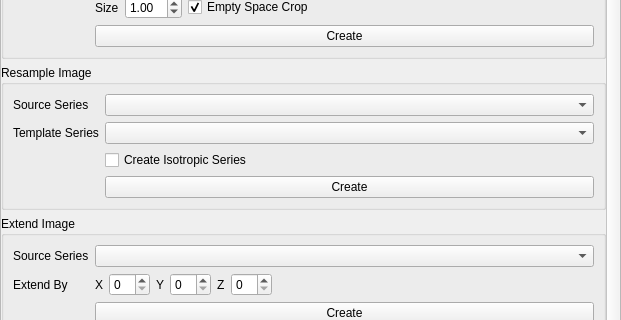
ericspod/Eidolon, file src/ui/CardiacMotionProp.ui: the form before one commit; both pictures show x 0 to 621 and y 172 to 492 of the 621 by 868 pixel window.
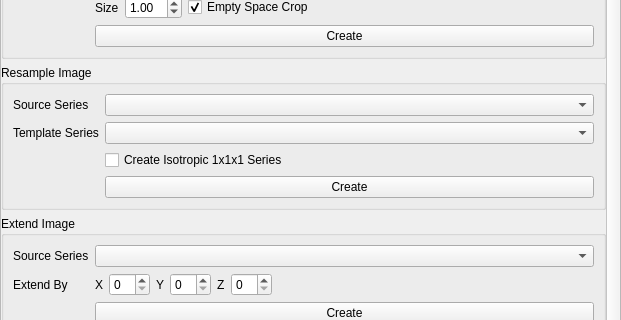
The form after the commit. The open tabs and pages were chosen to show the change.

```diff
--- a/src/ui/CardiacMotionProp.ui
+++ b/src/ui/CardiacMotionProp.ui
@@ -1789,7 +1789,7 @@
           <item row="2" column="1">
            <widget class="QCheckBox" name="resampleIsoCheck">
             <property name="text">
-             <string>Create Isotropic Series</string>
+             <string>Create Isotropic 1x1x1 Series</string>
             </property>
            </widget>
           </item>
```
Left out of the diff: 2 changed lines with no effect on the pictures.
